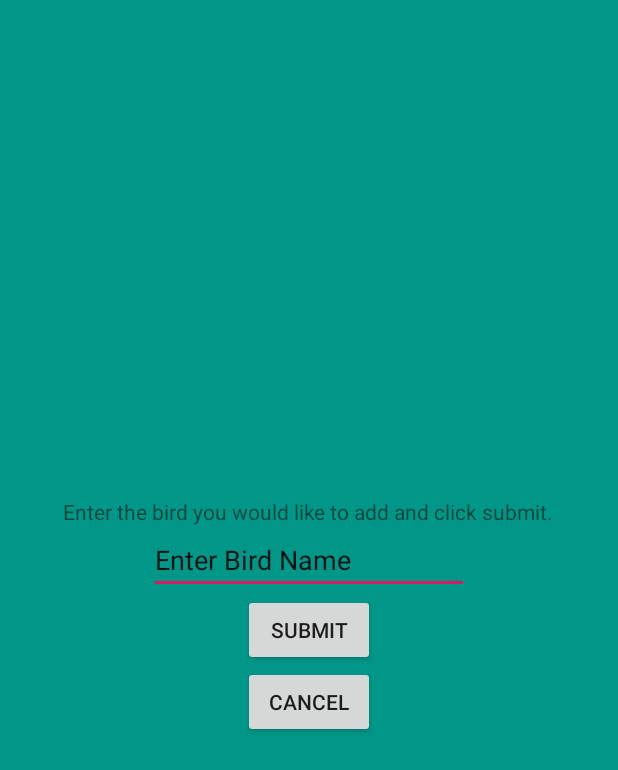
After one commit to mwardach/BirdWatcher, an Android app: the layout new_bird_popup.xml on its own in the app's theme, with its tools: preview values and no code run, on a phone screen of 412 x 824 dp. The commit adds this screen. Shown: the top 770 px of the screen. Run offline under Robolectric (Android 15) with nearby library versions, the phone set to English and light mode, and no system bars.

Commit message:
Added ability to add new birds to count

```diff
--- a/app/build.gradle
+++ b/app/build.gradle
@@ -26,6 +26,7 @@ dependencies {
     implementation 'androidx.constraintlayout:constraintlayout:1.1.3'
     implementation 'com.google.android.material:material:1.0.0'
     implementation platform('com.google.firebase:firebase-bom:26.5.0')
+    implementation 'com.android.support:cardview-v7:28.0.0'
     implementation 'com.google.firebase:firebase-analytics'
     implementation 'com.google.firebase:firebase-database:16.0.4'
     testImplementation 'junit:junit:4.12'
--- a/app/src/main/res/layout/activity_main.xml
+++ b/app/src/main/res/layout/activity_main.xml
@@ -2,6 +2,7 @@
 <androidx.coordinatorlayout.widget.CoordinatorLayout xmlns:android="http://schemas.android.com/apk/res/android"
     xmlns:app="http://schemas.android.com/apk/res-auto"
     xmlns:tools="http://schemas.android.com/tools"
+    android:id="@+id/mainLayout"
     android:layout_width="match_parent"
     android:layout_height="match_parent"
     tools:context=".MainActivity">
@@ -37,11 +38,12 @@
     </LinearLayout>
 
     <com.google.android.material.floatingactionbutton.FloatingActionButton
-        android:id="@+id/fab"
+        android:id="@+id/addBird"
         android:layout_width="wrap_content"
         android:layout_height="wrap_content"
         android:layout_gravity="bottom|end"
         android:layout_margin="@dimen/fab_margin"
-        app:srcCompat="@android:drawable/ic_dialog_email" />
+        app:backgroundTint="#214EF3"
+        app:srcCompat="@android:drawable/ic_input_add" />
 
 </androidx.coordinatorlayout.widget.CoordinatorLayout>
--- /dev/null
+++ b/app/src/main/res/layout/new_bird_popup.xml
@@ -0,0 +1,35 @@
+<?xml version="1.0" encoding="utf-8"?>
+<LinearLayout xmlns:android="http://schemas.android.com/apk/res/android"
+    android:id="@+id/popUpWindow"
+    android:layout_width="match_parent"
+    android:layout_height="match_parent"
+    android:background="#009688"
+    android:gravity="center"
+    android:orientation="vertical">
+
+    <TextView
+        android:id="@+id/directions"
+        android:layout_width="wrap_content"
+        android:layout_height="wrap_content"
+        android:text="Enter the bird you would like to add and click submit." />
+
+    <EditText
+        android:id="@+id/newBird"
+        android:layout_width="wrap_content"
+        android:layout_height="wrap_content"
+        android:ems="10"
+        android:inputType="textPersonName"
+        android:text="Enter Bird Name" />
+
+    <Button
+        android:id="@+id/submit"
+        android:layout_width="wrap_content"
+        android:layout_height="wrap_content"
+        android:text="Submit" />
+
+    <Button
+        android:id="@+id/cancel"
+        android:layout_width="wrap_content"
+        android:layout_height="wrap_content"
+        android:text="@android:string/cancel" />
+</LinearLayout>
--- a/app/src/main/res/values/strings.xml
+++ b/app/src/main/res/values/strings.xml
@@ -1,4 +1,4 @@
 <resources>
-    <string name="app_name">My Application</string>
+    <string name="app_name">Bird Counter</string>
     <string name="action_settings">Settings</string>
 </resources>
```
Also changed, not shown: app/src/main/java/edu/augustana/BirdCounter/MainActivity.java (+41 -7 lines).
